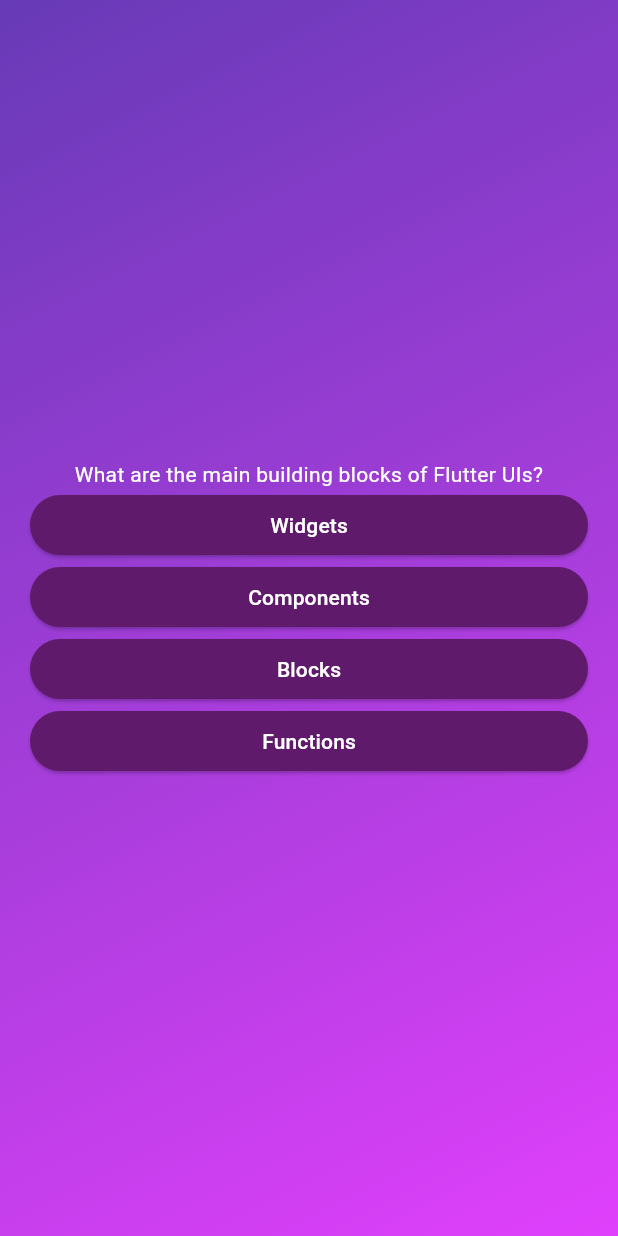
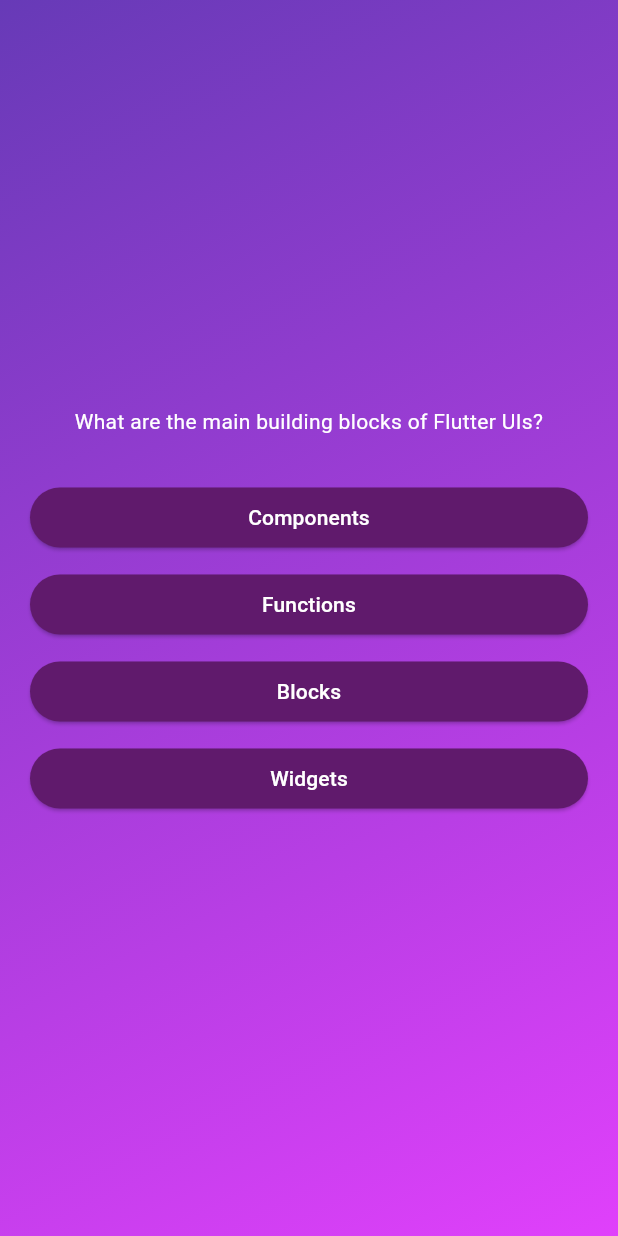
Before and after one commit to npthong96/learn_flutter_adv_basic, a Flutter app: the screen it shows after launch, after a tap on "Start Quiz", on a phone screen of 412 x 824 dp. Run offline on Flutter 3.47's test engine with Material 3 defaults, Android fonts, the phone set to English and light mode, and no system bars.

Commit message:
lesson 79

```diff
--- a/lib/answer_button.dart
+++ b/lib/answer_button.dart
@@ -22,7 +22,7 @@ class AnswerButton extends StatelessWidget {
           borderRadius: BorderRadius.circular(40),
         ),
       ),
-      child: Text(text),
+      child: Text(text, textAlign: TextAlign.center,),
     );
   }
 }
--- a/lib/models/quiz_question.dart
+++ b/lib/models/quiz_question.dart
@@ -3,4 +3,10 @@ class QuizQuestion {
 
   final String text;
   final List<String> answers;
+
+  List<String> getShuffleAnswers() {
+    final shuffleAnsers = List.of(answers);
+    shuffleAnsers.shuffle();
+    return shuffleAnsers;
+  }
 }
--- a/lib/question_screen.dart
+++ b/lib/question_screen.dart
@@ -4,17 +4,27 @@ import 'package:adv_basic/question_screen.dart';
 import 'package:adv_basic/data/questions.dart';
 
 class QuestionScreen extends StatefulWidget {
-  const QuestionScreen({Key? key}) : super(key: key);
+  QuestionScreen({Key? key, required this.onAddAnswer}) : super(key: key);
+
+  final void Function(String answer) onAddAnswer;
 
   @override
   State<QuestionScreen> createState() => _QuestionScreenState();
 }
 
 class _QuestionScreenState extends State<QuestionScreen> {
-  final currentQuestion = questions[0];
+  var questionIndex = 0;
+
+  void nextQuestion(String answer) {
+    widget.onAddAnswer(answer);
+    setState(() {
+      questionIndex++;
+    });
+  }
 
   @override
   Widget build(BuildContext context) {
+    final currentQuestion = questions[questionIndex];
     return SizedBox(
       width: double.infinity,
       child: Container(
@@ -24,19 +34,25 @@ class _QuestionScreenState extends State<QuestionScreen> {
           mainAxisSize: MainAxisSize.max,
           crossAxisAlignment: CrossAxisAlignment.stretch,
           children: [
-            Text(currentQuestion.text,
-            textAlign: TextAlign.center,
-            style: const TextStyle(
+            Text(
+              currentQuestion.text,
+              textAlign: TextAlign.center,
+              style: const TextStyle(
               color: Colors.white,
-            ),),
-            ...currentQuestion.answers.map((answer){
-              return AnswerButton(
-                text: answer,
-                onPressed: () {
-                  // Handle answer selection
-                },
+              ),
+            ),
+            const SizedBox(height: 30),
+            ...currentQuestion.getShuffleAnswers().map((answer) {
+              return Padding(
+                padding: const EdgeInsets.only(bottom: 10),
+                child: AnswerButton(
+                  text: answer,
+                  onPressed: () {
+                    nextQuestion(answer);
+                  },
+                ),
               );
-            })
+            }),
           ],
         ),
       ),
--- a/lib/quiz.dart
+++ b/lib/quiz.dart
@@ -1,4 +1,5 @@
 
+import 'package:adv_basic/data/questions.dart';
 import 'package:flutter/material.dart';
 import 'package:adv_basic/start_screen.dart';
 import 'package:adv_basic/question_screen.dart';
@@ -13,11 +14,21 @@ class Quiz extends StatefulWidget {
 }
 class _QuizState extends State<Quiz> {
   Widget? activeScreen;
+  List<String> selectedAnswers = [];
 
   void switchScreen() {
     setState(() {
-      activeScreen = const QuestionScreen();
+      activeScreen = QuestionScreen(onAddAnswer: addAnswer);
     });
+  }
+
+  void addAnswer(String answer) {
+    selectedAnswers.add(answer);
+    if (selectedAnswers.length == questions.length) {
+      setState(() {
+        activeScreen = StartScreen(switchScreen);
+      });
+    }
   }
 
   @override
```
